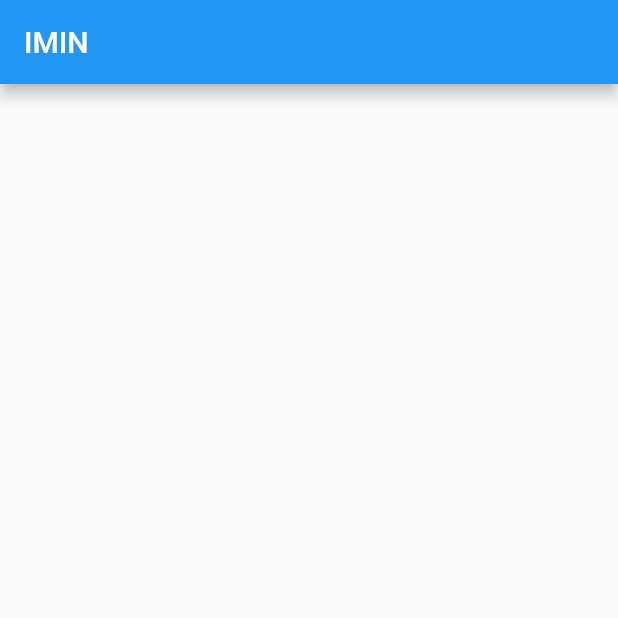
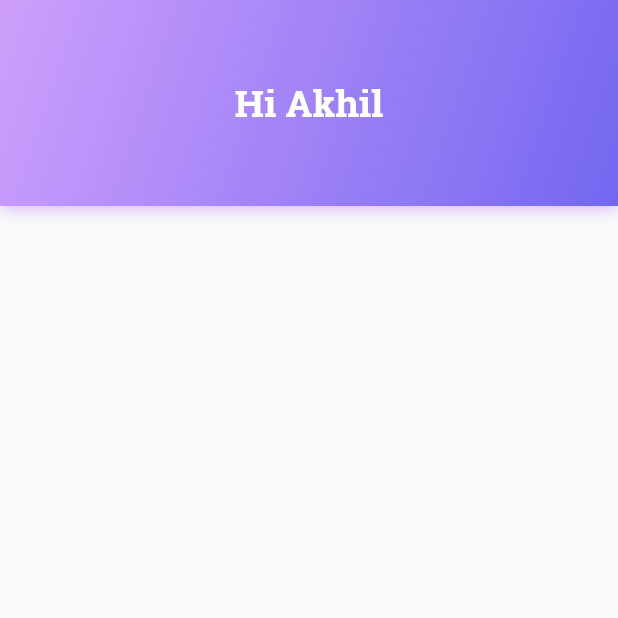
Before and after one commit to decodez/flutter-test, a Flutter app: the screen it shows after launch, on a phone screen of 412 x 824 dp, the top half of it. Run offline on Flutter 3.47's test engine with Material 2 defaults, Android fonts, the phone set to English and light mode, and no system bars; our stand-ins replace cloud_firestore, flutter_map, latlong, rxdart, sqflite; missing offline and left inert: quill_delta, zefyr; accounts and stored records are empty; project files that could hold a hidden picture were left out.

Commit message:
imin updates
imin updates

```diff
--- a/imin/lib/main.dart
+++ b/imin/lib/main.dart
@@ -11,6 +11,7 @@ class MyApp extends StatelessWidget {
   Widget build(BuildContext context) {
     return new MaterialApp(
       title: 'Baby Names',
+      theme: ThemeData(fontFamily: 'RobotoSlab'),
       home: App(),
     );
   }
--- a/imin/lib/src/app.dart
+++ b/imin/lib/src/app.dart
@@ -1,15 +1,25 @@
 import 'package:flutter/material.dart';
 import 'package:cloud_firestore/cloud_firestore.dart';
 import './widgets/event_tile.dart';
-
+import './widgets/topBar.dart';
 
 class App extends StatelessWidget {
   @override
   Widget build(BuildContext context) {
     return new Scaffold(
-      appBar: new AppBar(title: new Text('IMIN')),
-      body: new StreamBuilder(
-          stream: Firestore.instance.collection('users').document('6eCltO3XVQu6KRSFJRRc').collection("events").snapshots(),
+      //appBar: new AppBar(title: new Text('IMIN')),
+      body: Column(
+        children: <Widget>[
+          Container(
+            width: MediaQuery.of(context).size.width,
+            height: MediaQuery.of(context).size.height*(1/6),
+            child: TopBar(),
+          ),
+          Container(
+            width: MediaQuery.of(context).size.width,
+            height: MediaQuery.of(context).size.height*(5/6),
+            child: StreamBuilder(
+              stream: Firestore.instance.collection('events').snapshots(),
               builder: (context, snapshot) {
                 if (!snapshot.hasData) return const Text('Loading...');
                 return new ListView.builder(
@@ -21,6 +31,10 @@ class App extends StatelessWidget {
                   }
                 );
               }),
+          ),
+        ],
+      ),
+
     );
   }
 }
--- a/imin/lib/src/widgets/topBar.dart
+++ b/imin/lib/src/widgets/topBar.dart
@@ -0,0 +1,46 @@
+import 'package:flutter/material.dart';
+import 'package:cloud_firestore/cloud_firestore.dart';
+
+class TopBar extends StatelessWidget {
+  final DocumentSnapshot item;
+  TopBar({this.item});
+
+  @override
+  Widget build(BuildContext context) {
+    return Container(
+      decoration: BoxDecoration(
+        gradient: LinearGradient(
+          begin: Alignment.topLeft,                                  // new
+          end: Alignment.bottomRight,                                  // new
+          // Add one stop for each color.
+          // Stops should increase
+          // from 0 to 1
+          stops: [0.0, 1.0],
+          colors: [
+            // Colors are easy thanks to Flutter's
+            // Colors class.
+            Color.fromRGBO(206, 159, 252, 1.0),
+            Color.fromRGBO(115, 103, 240, 1.0)
+          ],
+        ),
+        boxShadow: [
+          BoxShadow(
+            color: Color.fromRGBO(206, 159, 252, 1.0),
+            offset: Offset.zero,
+            blurRadius: 10.0,
+          )
+        ],
+      ),
+      child: Center(
+        child: Text(
+          'Hi Akhil',
+          style: TextStyle(
+            fontSize: 25.0,
+            fontWeight: FontWeight.bold,
+            color: Colors.white,
+          ),
+        ),
+      ),
+    );
+  }
+}
```
Also changed, not shown: imin/lib/src/widgets/event_tile.dart (+27 -42 lines), imin/pubspec.yaml (+12 -12 lines), imin/fonts/RobotoSlab-Bold.ttf (added), imin/fonts/RobotoSlab-Light.ttf (added), imin/fonts/RobotoSlab-Regular.ttf (added), imin/fonts/RobotoSlab-Thin.ttf (added). Lines whose indentation alone changed are shown as unchanged.
